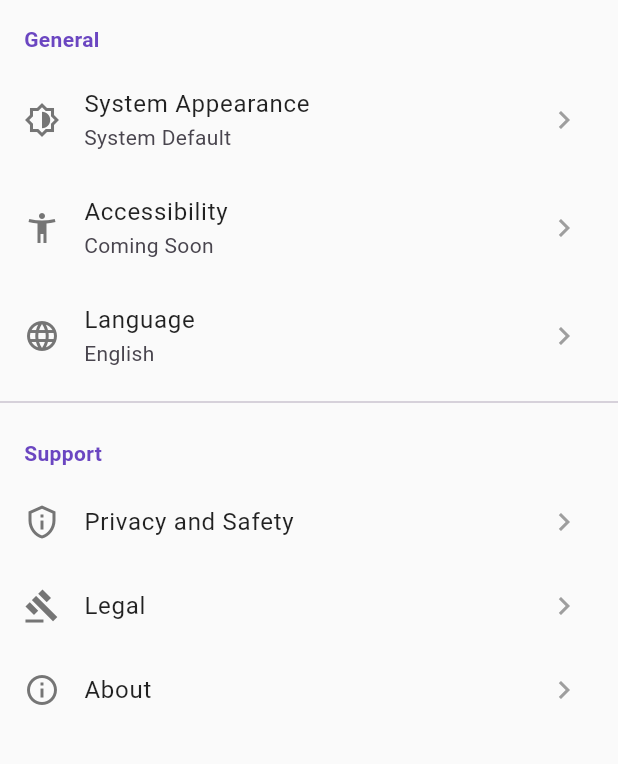
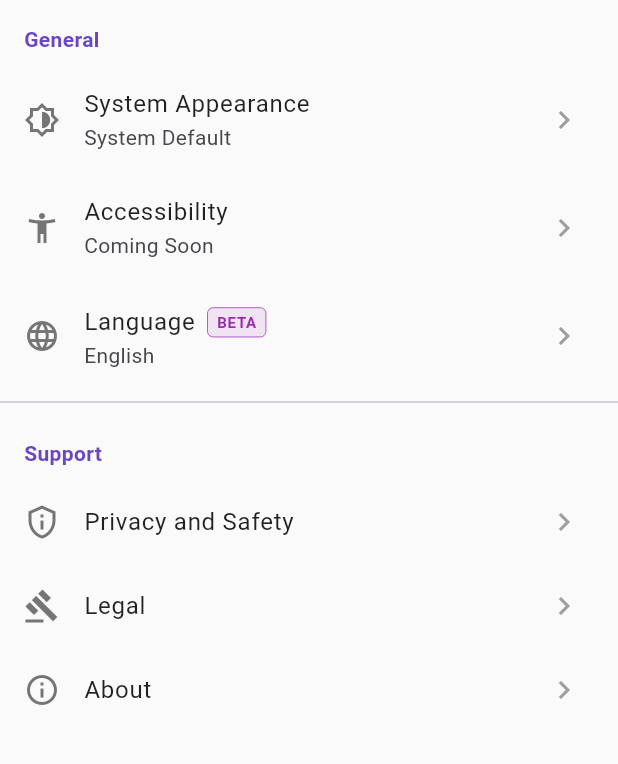
Before and after one commit to SDP-3-Group-4/straycare, a Flutter app: the SettingsScreen screen opened directly, on a phone screen of 412 x 824 dp, the part 84-848 px from its top. Run offline on Flutter 3.47's test engine with Material 3 defaults, Android fonts, the light colour scheme and no system bars; our stand-ins replace cached_network_image, cloud_firestore, file_picker, firebase_auth, firebase_core, firebase_messaging and 13 more; accounts and stored records are empty; network calls fail.

Commit message:
feat: Add 'Clinics Near Me' screen with map integration, location services, and clinic search, along with a new settings screen.

```diff
--- a/lib/features/settings/settings_screen.dart
+++ b/lib/features/settings/settings_screen.dart
@@ -25,14 +25,18 @@ class SettingsScreen extends StatelessWidget {
           _buildListTile(
             context,
             icon: Icons.brightness_6_outlined,
-            title: AppLocalizations.of(context).translate('system_appearance'),
+            title: Text(
+              AppLocalizations.of(context).translate('system_appearance'),
+            ),
             subtitle: _getThemeModeName(context),
             onTap: () => _showThemePicker(context),
           ),
           _buildListTile(
             context,
             icon: Icons.accessibility_new_outlined,
-            title: AppLocalizations.of(context).translate('accessibility'),
+            title: Text(
+              AppLocalizations.of(context).translate('accessibility'),
+            ),
             subtitle: AppLocalizations.of(context).translate('coming_soon'),
             onTap: () {
               ScaffoldMessenger.of(context).showSnackBar(
@@ -49,7 +53,31 @@ class SettingsScreen extends StatelessWidget {
           _buildListTile(
             context,
             icon: Icons.language_outlined,
-            title: AppLocalizations.of(context).translate('language'),
+            title: Row(
+              children: [
+                Text(AppLocalizations.of(context).translate('language')),
+                const SizedBox(width: 8),
+                Container(
+                  padding: const EdgeInsets.symmetric(
+                    horizontal: 6,
+                    vertical: 2,
+                  ),
+                  decoration: BoxDecoration(
+                    color: Colors.purple.withOpacity(0.1),
+                    borderRadius: BorderRadius.circular(4),
+                    border: Border.all(color: Colors.purple, width: 0.5),
+                  ),
+                  child: const Text(
+                    'BETA',
+                    style: TextStyle(
+                      color: Colors.purple,
+                      fontSize: 10,
+                      fontWeight: FontWeight.bold,
+                    ),
+                  ),
+                ),
+              ],
+            ),
             subtitle: _getLanguageName(context),
             onTap: () => _showLanguagePicker(context),
           ),
@@ -61,7 +89,9 @@ class SettingsScreen extends StatelessWidget {
           _buildListTile(
             context,
             icon: Icons.privacy_tip_outlined,
-            title: AppLocalizations.of(context).translate('privacy_safety'),
+            title: Text(
+              AppLocalizations.of(context).translate('privacy_safety'),
+            ),
             onTap: () {
               Navigator.push(
                 context,
@@ -74,7 +104,7 @@ class SettingsScreen extends StatelessWidget {
           _buildListTile(
             context,
             icon: Icons.gavel_outlined,
-            title: AppLocalizations.of(context).translate('legal'),
+            title: Text(AppLocalizations.of(context).translate('legal')),
             onTap: () {
               Navigator.push(
                 context,
@@ -85,7 +115,7 @@ class SettingsScreen extends StatelessWidget {
           _buildListTile(
             context,
             icon: Icons.info_outline,
-            title: AppLocalizations.of(context).translate('about'),
+            title: Text(AppLocalizations.of(context).translate('about')),
             onTap: () {
               showDialog(
                 context: context,
@@ -115,13 +145,13 @@ class SettingsScreen extends StatelessWidget {
   Widget _buildListTile(
     BuildContext context, {
     required IconData icon,
-    required String title,
+    required Widget title,
     String? subtitle,
     required VoidCallback onTap,
   }) {
     return ListTile(
       leading: Icon(icon, color: Colors.grey[600]),
-      title: Text(title),
+      title: title,
       subtitle: subtitle != null ? Text(subtitle) : null,
       trailing: const Icon(Icons.chevron_right, color: Colors.grey),
       onTap: onTap,
--- a/pubspec.yaml
+++ b/pubspec.yaml
@@ -16,7 +16,7 @@ publish_to: "none" # Remove this line if you wish to publish to pub.dev
 # https://developer.apple.com/library/archive/documentation/General/Reference/InfoPlistKeyReference/Articles/CoreFoundationKeys.html
 # In Windows, build-name is used as the major, minor, and patch parts
 # of the product and file versions while build-number is used as the build suffix.
-version: 2.1.1+17
+version: 2.1.1+19
 
 environment:
   sdk: ^3.9.2
```
Also changed, not shown: lib/features/profile/screens/clinics_near_me_screen.dart (+25 -10 lines).
